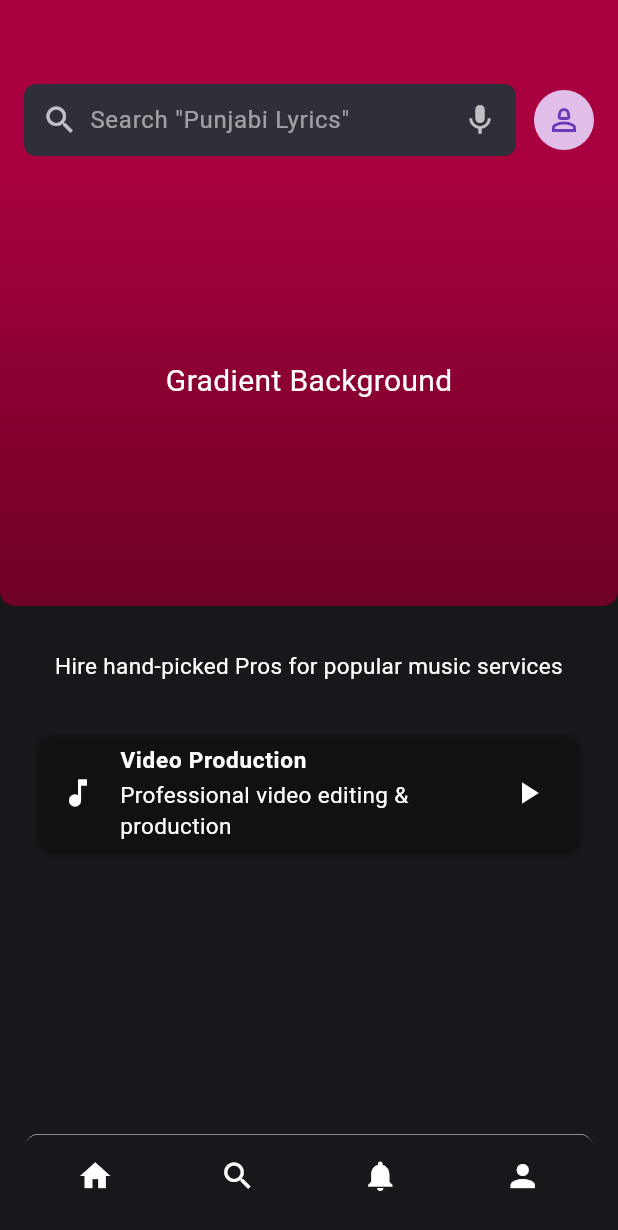
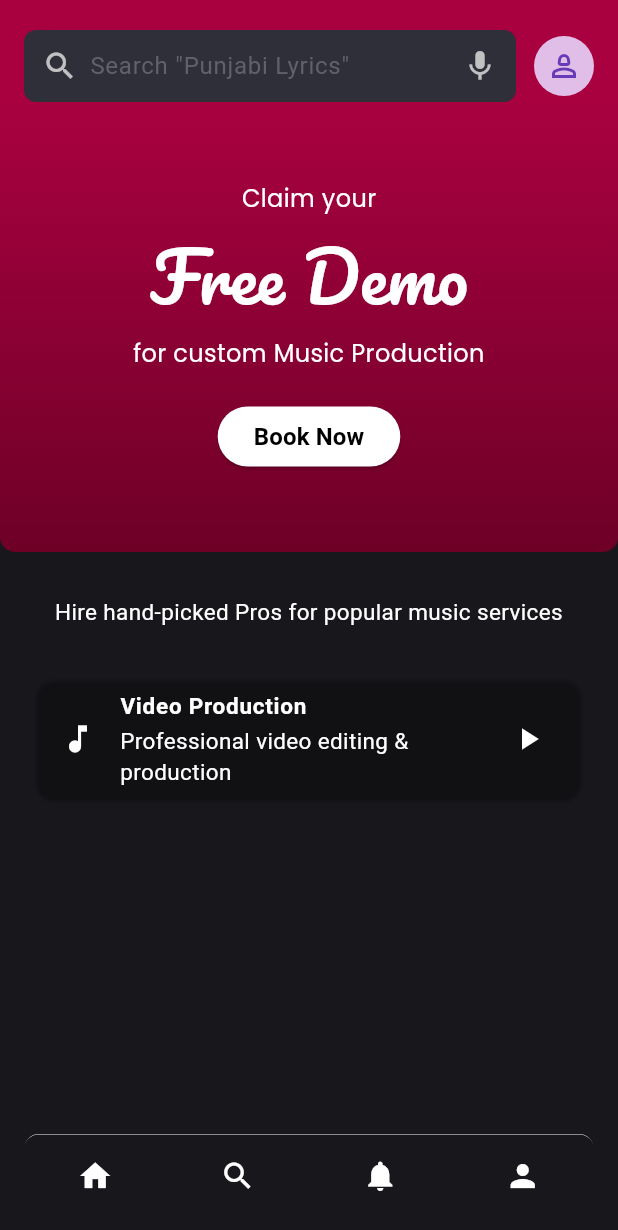
Before and after one commit to mluthfij/s_rock_music, a Flutter app: the screen it shows after launch, on a phone screen of 412 x 824 dp. Shown: the top 1230 px of the screen. Run offline on Flutter 3.47's test engine with Material 3 defaults, Android fonts, the phone set to English and light mode, and no system bars; our stand-ins replace google_fonts; Roboto replaces fonts that are missing (Syne).

Commit message:
Add Podfile and update xcconfig files for CocoaPods integration; enhance main.dart with Google Fonts and UI improvements

```diff
--- a/lib/main.dart
+++ b/lib/main.dart
@@ -1,4 +1,5 @@
 import 'package:flutter/material.dart';
+import 'package:google_fonts/google_fonts.dart';
 
 void main() {
   runApp(const MyApp());
@@ -35,14 +36,17 @@ class _MyHomePageState extends State<MyHomePage> {
   @override
   Widget build(BuildContext context) {
     return Scaffold(
-      appBar: AppBar(
-        backgroundColor: const Color(0xFFA90140),
+      appBar: PreferredSize(
+        preferredSize: const Size.fromHeight(20),
+        child: AppBar(
+          backgroundColor: const Color(0xFFA90140),
+        ),
       ),
       body: SingleChildScrollView(
         child: Column(
           children: <Widget>[
             SizedBox(
-              width: double.infinity, // Adjust width size
+              width: double.infinity,
               child: Column(
                 children: [
                   Padding(
@@ -72,7 +76,7 @@ class _MyHomePageState extends State<MyHomePage> {
                                       decoration: InputDecoration(
                                         border: InputBorder.none,
                                         hintText: 'Search "Punjabi Lyrics"',
-                                        hintStyle: TextStyle(color: Colors.white54),
+                                        hintStyle: TextStyle(color: Color(0xFF61616B)),
                                       ),
                                     ),
                                   ),
@@ -108,12 +112,50 @@ class _MyHomePageState extends State<MyHomePage> {
                         bottomRight: Radius.circular(10),
                       ),
                     ),
-                    child: const Center(
-                      child: Text(
-                      'Gradient Background',
-                      style: TextStyle(color: Colors.white, fontSize: 20),
-                      ),
-                    ),
+                    child: Column(
+                      mainAxisAlignment: MainAxisAlignment.center,
+                      children: [
+                        Text(
+                          'Claim your',
+                          style: GoogleFonts.poppins(
+                            fontSize: 16,
+                            color: Colors.white,
+                          ),
+                        ),
+                        const SizedBox(height: 8),
+                        Text(
+                          'Free Demo',
+                          style: GoogleFonts.pacifico(
+                            fontSize: 45,
+                            color: Colors.white,
+                          ),
+                        ),
+                        const SizedBox(height: 8),
+                        Text(
+                          'for custom Music Production',
+                          textAlign: TextAlign.center,
+                          style: GoogleFonts.poppins(
+                            fontSize: 16,
+                            color: Colors.white,
+                          ),
+                        ),
+                        const SizedBox(height: 20),
+                        ElevatedButton(
+                          style: ElevatedButton.styleFrom(
+                            backgroundColor: Colors.white,
+                            foregroundColor: Colors.black,
+                            shape: RoundedRectangleBorder(
+                              borderRadius: BorderRadius.circular(30),
+                            ),
+                          ),
+                          onPressed: () {},
+                          child: const Padding(
+                            padding: EdgeInsets.symmetric(horizontal: 0, vertical: 0),
+                            child: Text('Book Now', style: TextStyle(fontSize: 16, fontWeight: FontWeight.bold)),
+                          ),
+                        )
+                      ],
+                    )
                   ),
                   const SizedBox(
                     height: 80,
--- a/pubspec.yaml
+++ b/pubspec.yaml
@@ -30,6 +30,7 @@ environment:
 dependencies:
   flutter:
     sdk: flutter
+  google_fonts: ^6.2.1
 
 
   # The following adds the Cupertino Icons font to your application.
```
Also changed, not shown: pubspec.lock, 10 other files.
